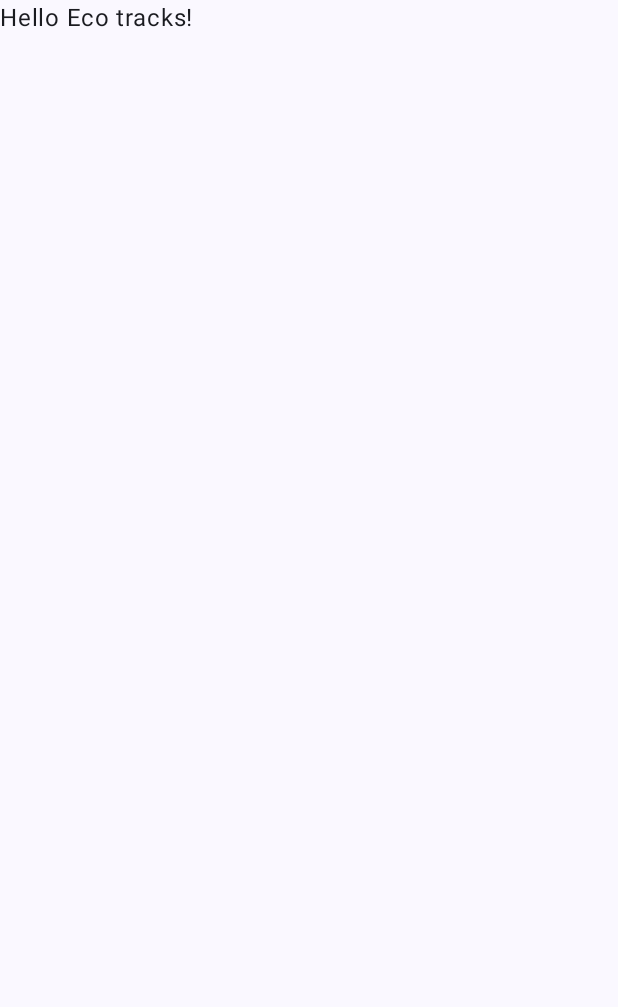
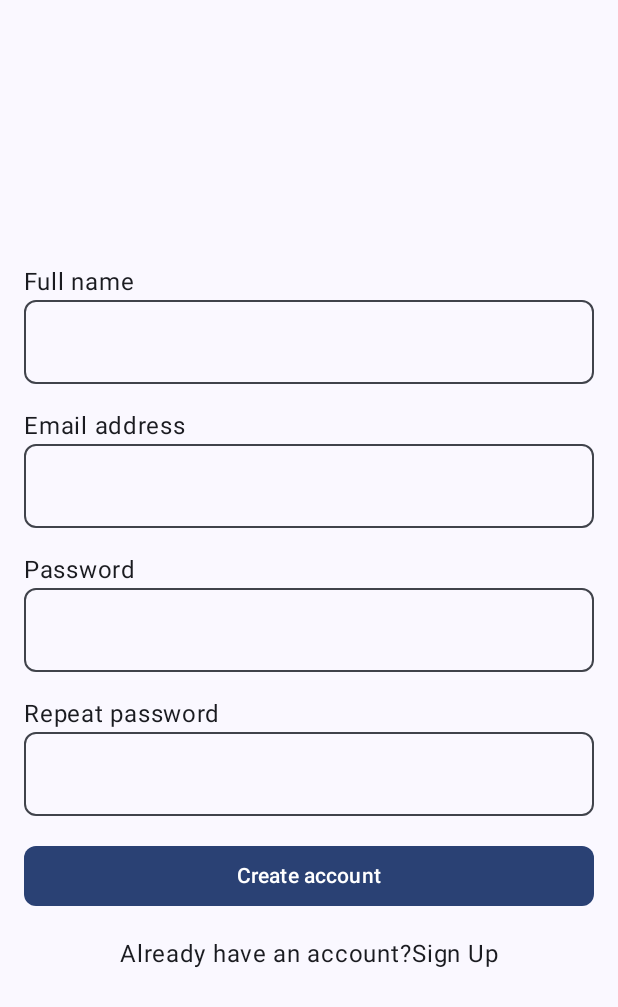
Before and after one commit to NaftaliHolland/Eco-Tracks, an Android app built with Jetpack Compose: the screen it shows after launch (MainActivity), on a phone screen of 412 x 824 dp. Before the commit the part shown is almost empty. Shown: the top 1007 px of the screen. Run offline under Robolectric (Android 15) with nearby library versions, the phone set to English and light mode, and no system bars.

Commit message:
Added a signup screen

```diff
--- a/presentation/app/build.gradle.kts
+++ b/presentation/app/build.gradle.kts
@@ -18,6 +18,7 @@ android {
         vectorDrawables {
             useSupportLibrary = true
         }
+
     }
 
     buildTypes {
@@ -60,6 +61,9 @@ dependencies {
     implementation(libs.androidx.ui.tooling.preview)
     implementation(libs.androidx.material3)
     testImplementation(libs.junit)
+    implementation ("androidx.compose.material3:material3:1.2.1")
+    implementation("androidx.compose.material3:material3-window-size-class:1.2.1")
+    implementation("androidx.compose.material3:material3-adaptive-navigation-suite:1.0.0-alpha05")
     androidTestImplementation(libs.androidx.junit)
     androidTestImplementation(libs.androidx.espresso.core)
     androidTestImplementation(platform(libs.androidx.compose.bom))
--- a/presentation/app/src/main/java/com/example/ecotracks/MainActivity.kt
+++ b/presentation/app/src/main/java/com/example/ecotracks/MainActivity.kt
@@ -11,6 +11,7 @@ import androidx.compose.runtime.Composable
 import androidx.compose.ui.Modifier
 import androidx.compose.ui.tooling.preview.Preview
 import com.example.ecotracks.ui.theme.EcoTracksTheme
+import com.example.ecotracks.ui.SignUpScreen
 
 class MainActivity : ComponentActivity() {
     override fun onCreate(savedInstanceState: Bundle?) {
@@ -22,7 +23,7 @@ class MainActivity : ComponentActivity() {
                     modifier = Modifier.fillMaxSize(),
                     color = MaterialTheme.colorScheme.background
                 ) {
-                    Greeting("Eco tracks")
+                    SignUpScreen()
                 }
             }
         }
--- /dev/null
+++ b/presentation/app/src/main/java/com/example/ecotracks/model/LogInUiState.kt
@@ -0,0 +1,7 @@
+package com.example.ecotracks.model
+
+data class LogInUiState(
+    val loading: Boolean = false,
+    val loggedIn: Boolean = false,
+    val error: String = ""
+)
--- /dev/null
+++ b/presentation/app/src/main/java/com/example/ecotracks/model/User.kt
@@ -0,0 +1,10 @@
+package com.example.ecotracks.model
+
+class User {
+    var name: String? = null
+    var email: String? = null
+    var password: String? = null
+    var createdAt: String? = null
+    var updatedAt: String? = null
+    var pointsEarned: Int? = 0
+}
--- /dev/null
+++ b/presentation/app/src/main/java/com/example/ecotracks/ui/LogInViewModel.kt
@@ -0,0 +1,17 @@
+package com.example.ecotracks.ui
+
+import androidx.lifecycle.ViewModel
+import com.example.ecotracks.model.LogInUiState
+import kotlinx.coroutines.flow.MutableStateFlow
+import kotlinx.coroutines.flow.StateFlow
+import kotlinx.coroutines.flow.asStateFlow
+
+class LogInViewModel : ViewModel() {
+
+    private val _uiState = MutableStateFlow(LogInUiState())
+    val uiState: StateFlow<LogInUiState> = _uiState.asStateFlow()
+
+    fun login(username: String, password: String) {
+        _uiState.value = LogInUiState(loading = true)
+    }
+}
--- /dev/null
+++ b/presentation/app/src/main/java/com/example/ecotracks/ui/LoginScreen.kt
@@ -0,0 +1 @@
+package com.example.ecotracks.ui
--- /dev/null
+++ b/presentation/app/src/main/java/com/example/ecotracks/ui/SignUpScreen.kt
@@ -0,0 +1,173 @@
+package com.example.ecotracks.ui
+
+import androidx.compose.runtime.Composable
+import androidx.compose.ui.Modifier
+import androidx.compose.foundation.layout.Column
+import androidx.compose.foundation.layout.Spacer
+import androidx.compose.foundation.layout.Row
+import androidx.compose.material3.Text
+import androidx.compose.material3.Button
+import androidx.compose.material3.OutlinedButton
+import androidx.compose.material3.OutlinedTextField
+import androidx.compose.foundation.layout.Arrangement
+import androidx.compose.foundation.layout.Spacer
+import androidx.compose.foundation.layout.fillMaxSize
+import androidx.compose.foundation.layout.fillMaxWidth
+import androidx.compose.foundation.layout.height
+import androidx.compose.foundation.layout.padding
+import androidx.compose.foundation.layout.width
+import androidx.compose.ui.Alignment
+import androidx.compose.material3.MaterialTheme.shapes
+import androidx.compose.material3.TextFieldDefaults
+import androidx.compose.material3.MaterialTheme.colorScheme
+import androidx.compose.ui.res.dimensionResource
+import androidx.compose.ui.res.painterResource
+import androidx.compose.ui.res.stringResource
+import androidx.compose.ui.tooling.preview.Preview
+import androidx.compose.ui.unit.dp
+import androidx.compose.foundation.layout.padding
+import com.example.ecotracks.R
+import androidx.compose.foundation.text.KeyboardActions
+import androidx.compose.foundation.text.KeyboardOptions
+import androidx.compose.material3.ExperimentalMaterial3Api
+import androidx.compose.ui.text.input.ImeAction
+import com.example.ecotracks.ui.theme.EcoTracksTheme
+
+@Composable
+fun SignUpScreen(
+    modifier: Modifier = Modifier
+) {
+    Column(
+        modifier = Modifier.padding(dimensionResource(id = R.dimen.padding_medium)),
+        verticalArrangement = Arrangement.Center,
+        horizontalAlignment = Alignment.CenterHorizontally
+    ) {
+        @OptIn(ExperimentalMaterial3Api::class)
+        Text(
+            text = stringResource(R.string.full_name),
+            modifier = Modifier
+                .align(Alignment.Start)
+        )
+        OutlinedTextField(
+            value = "",
+            onValueChange = { },
+            singleLine = true,
+            shape = shapes.small,
+            modifier = Modifier
+                .fillMaxWidth()
+                .padding(bottom = dimensionResource(id = R.dimen.padding_medium)),
+            colors = TextFieldDefaults.colors(
+                focusedContainerColor = colorScheme.surface,
+                unfocusedContainerColor = colorScheme.surface,
+                disabledContainerColor = colorScheme.surface
+            ),
+            //label = Text(text = stringResource(id = R.string.email_address)),
+            //placeholder = "naftalihollan01@gmail.com",
+            keyboardOptions = KeyboardOptions.Default.copy(
+                imeAction = ImeAction.Next
+            )
+        )
+        Text(
+            text = stringResource(R.string.email_address),
+            modifier = Modifier
+                .align(Alignment.Start)
+        )
+        OutlinedTextField(
+            value = "",
+            onValueChange = { },
+            singleLine = true,
+            shape = shapes.small,
+            modifier = Modifier
+                .fillMaxWidth()
+                .padding(bottom = dimensionResource(id = R.dimen.padding_medium)),
+            colors = TextFieldDefaults.colors(
+                focusedContainerColor = colorScheme.surface,
+                unfocusedContainerColor = colorScheme.surface,
+                disabledContainerColor = colorScheme.surface
+            ),
+            //label = Text(text = stringResource(id = R.string.email_address)),
+            //placeholder = "naftalihollan01@gmail.com",
+            keyboardOptions = KeyboardOptions.Default.copy(
+                imeAction = ImeAction.Next
+            )
+        )
+
+        Text(
+            text = stringResource(R.string.password),
+            modifier = Modifier
+                .align(Alignment.Start)
+        )
+        OutlinedTextField(
+            value = "",
+            onValueChange = { },
+            singleLine = true,
+            shape = shapes.small,
+            modifier = Modifier
+                .fillMaxWidth()
+                .padding(bottom = dimensionResource(id = R.dimen.padding_medium)),
+            colors = TextFieldDefaults.colors(
+                focusedContainerColor = colorScheme.surface,
+                unfocusedContainerColor = colorScheme.surface,
+                disabledContainerColor = colorScheme.surface
+            ),
+            //label = Text(text = stringResource(id = R.string.email_address)),
+            //placeholder = "naftalihollan01@gmail.com",
+            keyboardOptions = KeyboardOptions.Default.copy(
+                imeAction = ImeAction.Next
+            )
+        )
+
+        Text(
+            text = stringResource(R.string.repeat_password),
+            modifier = Modifier
+                .align(Alignment.Start)
+        )
+        OutlinedTextField(
+            value = "",
+            onValueChange = { },
+            singleLine = true,
+            shape = shapes.small,
+            modifier = Modifier
+                .fillMaxWidth()
+                .padding(bottom = dimensionResource(id = R.dimen.padding_medium)),
+            colors = TextFieldDefaults.colors(
+                focusedContainerColor = colorScheme.surface,
+                unfocusedContainerColor = colorScheme.surface,
+                disabledContainerColor = colorScheme.surface
+            ),
+            //label = Text(text = stringResource(id = R.string.email_address)),
+            //placeholder = "naftalihollan01@gmail.com",
+            keyboardOptions = KeyboardOptions.Default.copy(
+                imeAction = ImeAction.Done
+            )
+        )
+
+        Button(
+            modifier = Modifier
+                .fillMaxWidth()
+                .padding(bottom = dimensionResource(id = R.dimen.padding_medium)),
+            shape = shapes.small,
+            onClick = { /* TO DO */},
+
+        ) {
+            Text(stringResource(id = R.string.create_account))
+        }
+
+        Row(modifier = modifier) {
+            Text(
+                text = stringResource(id = R.string.already_have_an_account)
+            )
+            Text(
+                text = stringResource(id = R.string.sign_up)
+            )
+        }
+    }
+}
+
+@Preview(showBackground = true)
+@Composable
+fun SignUpScreenPreview() {
+    EcoTracksTheme {
+        SignUpScreen()
+    }
+}
--- /dev/null
+++ b/presentation/app/src/main/res/values/dimens.xml
@@ -0,0 +1,6 @@
+<?xml version="1.0" encoding="utf-8"?>
+<resources>
+    <dimen name="padding_small">8dp</dimen>
+    <dimen name="padding_medium">16dp</dimen>
+    <dimen name="divider_thikness">1dp</dimen>
+</resources>
--- a/presentation/app/src/main/res/values/strings.xml
+++ b/presentation/app/src/main/res/values/strings.xml
@@ -1,3 +1,14 @@
 <resources>
     <string name="app_name">Eco Tracks</string>
+    <string name="sign_up">Sign Up</string>
+    <string name="sign_in">Sign in</string>
+    <string name="full_name">Full name</string>
+    <string name="email_address">Email address</string>
+    <string name="password">Password</string>
+    <string name="repeat_password">Repeat password</string>
+    <string name="create_account">Create account</string>
+    <string name="sign_up_with_google">Sign up with Google</string>
+    <string name="or">or</string>
+    <string name="already_have_an_account">Already have an account? </string>
+    <string name="forgot_password">Forgot the password</string>
 </resources>
```
